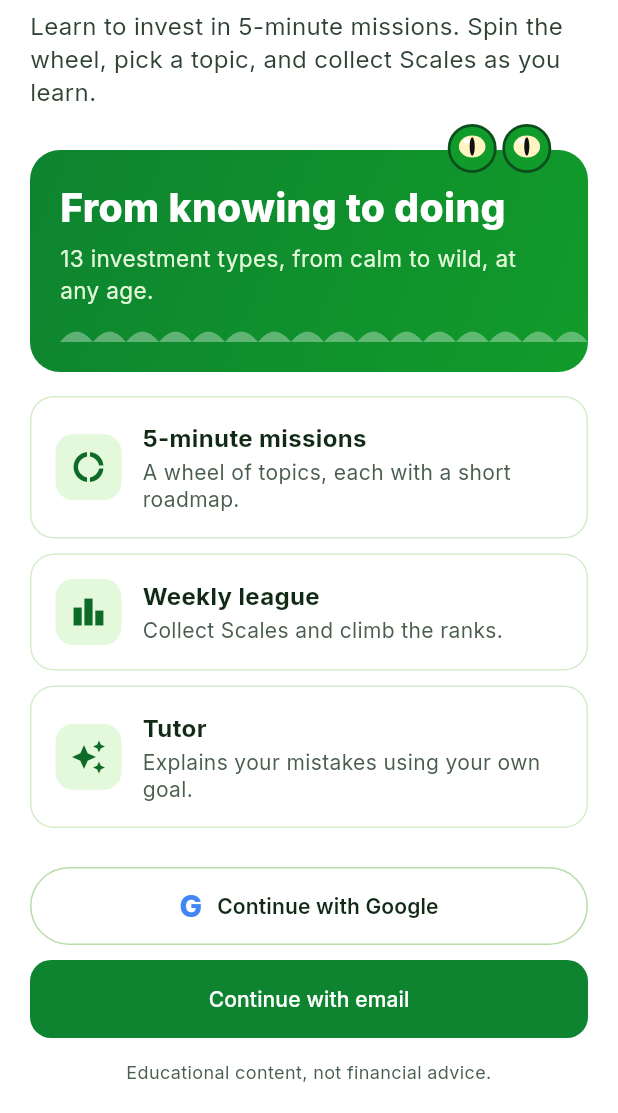
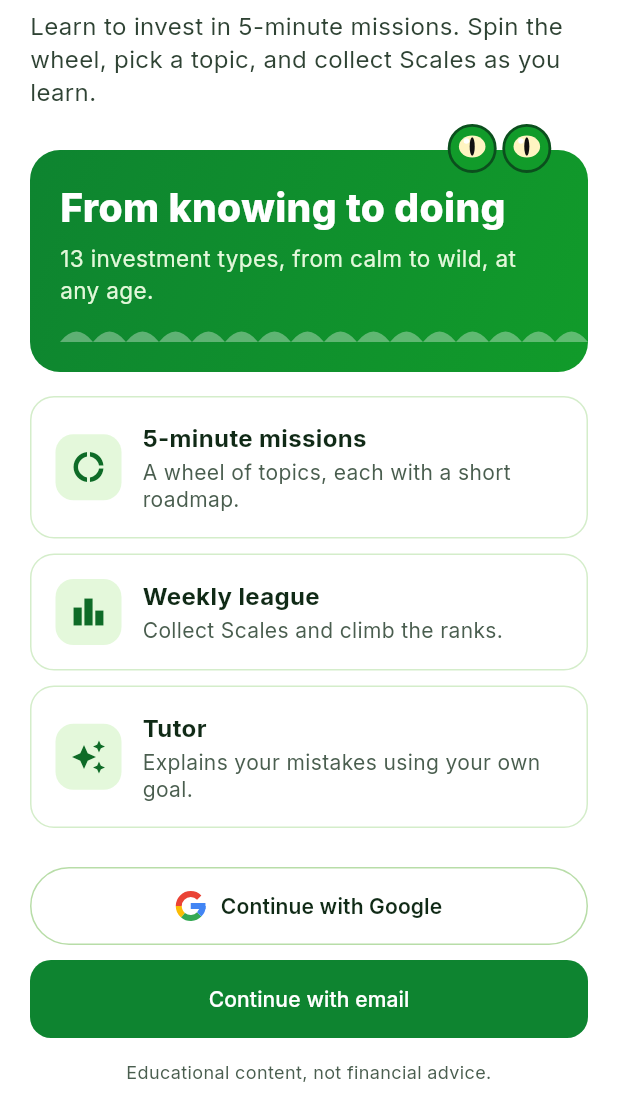
Before and after one commit to moawnallah/finance-quest-yappers, a Flutter app: the screen it shows after launch, on a phone screen of 412 x 824 dp, the part 123-1236 px from its top. Run offline on Flutter 3.47's test engine with Material 3 defaults, Android fonts, the phone set to English and light mode, and no system bars; our stand-ins replace fl_chart, go_router, google_fonts.

Commit message:
draw the four-colour google g on sign-in
The Google buttons showed a plain blue letter. Draw the real G (red,
yellow, green and blue arcs with the bar) with a painter, so no image
asset is needed.

```diff
--- a/frontend/lib/screens/onboarding_screen.dart
+++ b/frontend/lib/screens/onboarding_screen.dart
@@ -152,7 +152,7 @@ class _Welcome extends StatelessWidget {
             if (await googleSignInDemo(context)) onStart();
           },
           child: Row(mainAxisAlignment: MainAxisAlignment.center, children: [
-            Text('G', style: TextStyle(fontSize: 20, fontWeight: FontWeight.w800, color: Color(0xFF4285F4))),
+            GoogleG(size: 20),
             SizedBox(width: 10),
             Text('Continue with Google', style: TextStyle(color: kInk, fontWeight: FontWeight.w600)),
           ]),
--- a/frontend/lib/screens/signin_screen.dart
+++ b/frontend/lib/screens/signin_screen.dart
@@ -49,7 +49,7 @@ class _SignInScreenState extends State<SignInScreen> {
             if (await googleSignInDemo(context, signIn: false)) _finish('Google user');
           },
           child: Row(mainAxisAlignment: MainAxisAlignment.center, children: [
-            Text('G', style: TextStyle(fontSize: 20, fontWeight: FontWeight.w800, color: Color(0xFF4285F4))),
+            GoogleG(size: 20),
             SizedBox(width: 10),
             Text('Continue with Google (demo)', style: TextStyle(color: kInk, fontWeight: FontWeight.w600)),
           ]),
--- a/frontend/lib/widgets/common.dart
+++ b/frontend/lib/widgets/common.dart
@@ -408,3 +408,29 @@ class TutorBubble extends StatelessWidget {
         ]),
       );
 }
+
+/// The four-colour Google "G", drawn so no image asset is needed.
+class GoogleG extends StatelessWidget {
+  final double size;
+  GoogleG({super.key, this.size = 20});
+  @override
+  Widget build(BuildContext context) => CustomPaint(size: Size(size, size), painter: _GooglePainter());
+}
+
+class _GooglePainter extends CustomPainter {
+  @override
+  void paint(Canvas canvas, Size size) {
+    final s = size.width, sw = s * 0.2, c = Offset(s / 2, s / 2), r = s / 2 - sw / 2;
+    final box = Rect.fromCircle(center: c, radius: r);
+    double d(double deg) => deg * math.pi / 180;
+    Paint p(int color) => Paint()..color = Color(color)..style = PaintingStyle.stroke..strokeWidth = sw;
+    canvas.drawArc(box, d(-45), d(-135), false, p(0xFFEA4335)); // red: top, opening on the upper right
+    canvas.drawArc(box, d(180), d(-50), false, p(0xFFFBBC05)); // yellow: left
+    canvas.drawArc(box, d(130), d(-85), false, p(0xFF34A853)); // green: bottom
+    canvas.drawArc(box, d(45), d(-45), false, p(0xFF4285F4)); // blue: lower right
+    // Blue bar from the centre to the right edge.
+    canvas.drawRect(Rect.fromLTRB(s / 2, s / 2 - sw / 2, s - sw * 0.05, s / 2 + sw / 2), Paint()..color = Color(0xFF4285F4));
+  }
+  @override
+  bool shouldRepaint(covariant CustomPainter old) => false;
+}
```
